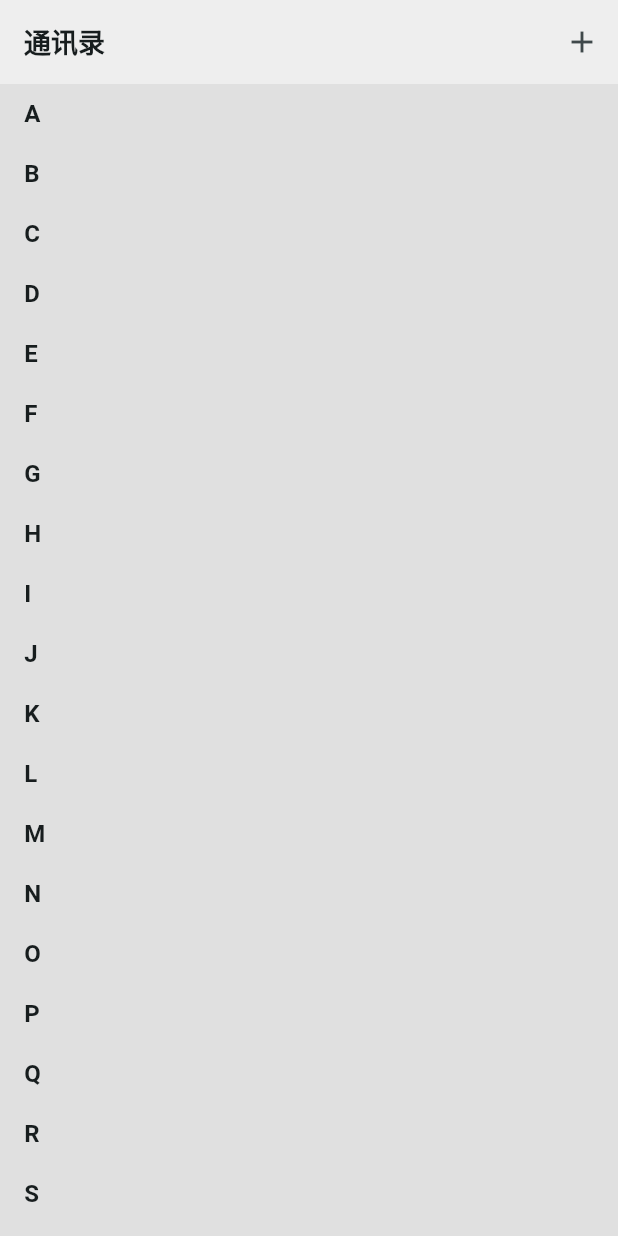
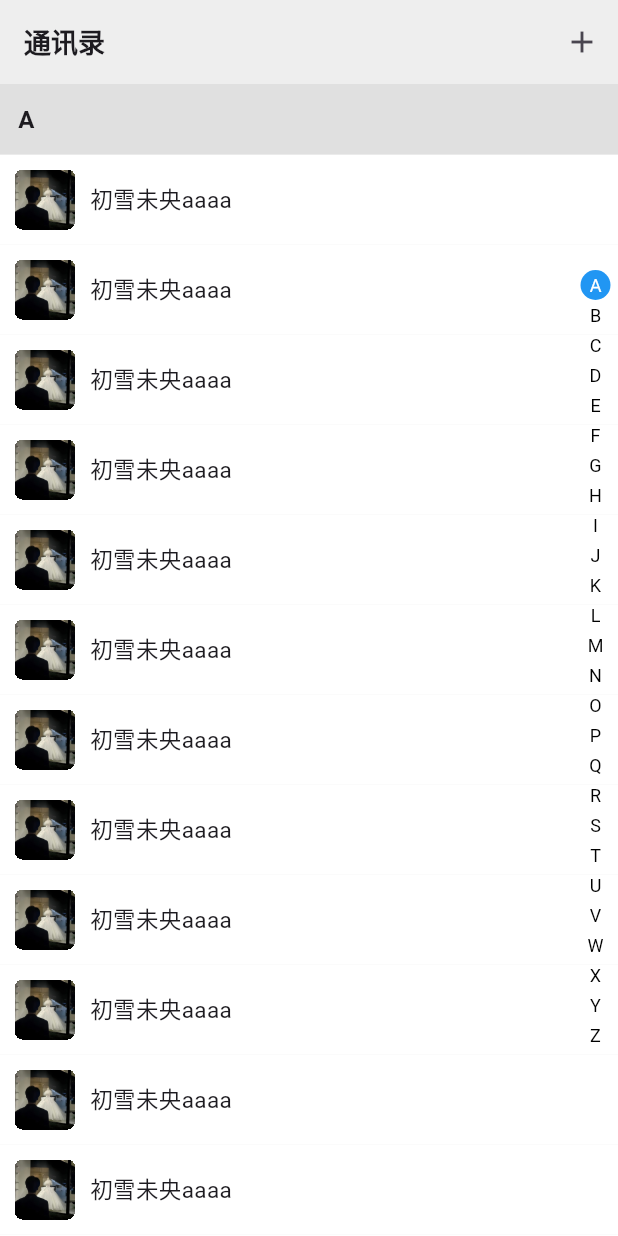
Before and after one commit to StanleyCocos/flutter_index_selector, a Flutter app: the screen it shows after launch, on a phone screen of 412 x 824 dp. Run offline on Flutter 3.47's test engine with Material 3 defaults, Android fonts, the light colour scheme and no system bars.

Commit message:
add example

```diff
--- a/example/lib/main.dart
+++ b/example/lib/main.dart
@@ -159,16 +159,7 @@
   const MyApp({super.key});
 
   @override
-  Widget build(BuildContext context) {
-    return MaterialApp(
-      title: 'Flutter Demo',
-      theme: ThemeData(
-        colorScheme: ColorScheme.fromSeed(seedColor: const Color(0xFFE5E5E5)),
-        useMaterial3: true,
-      ),
-      home: const MyHomePage(),
-    );
-  }
+  Widget build(context) => const MaterialApp(home: MyHomePage());
 }
 
 class MyHomePage extends StatefulWidget {
@@ -180,18 +171,21 @@
 
 class _MyHomePageState extends State<MyHomePage> {
   List<ItemModel> items = [];
-  ScrollController _scrollController = ScrollController();
+  final ScrollController _scrollController = ScrollController();
+  final Map<String, GlobalKey> _groupKeys = {};
+  final GlobalKey _scrollViewKey = GlobalKey();
 
   @override
   void initState() {
-    for (String index in letters) {
+    for (String group in letters) {
       List<String> temp = [];
-      for (int i = 3; i <= Random().nextInt(20); i++) {
+      for (int i =0; i <= 5 + Random().nextInt(15); i++) {
         temp.add(names.random);
       }
+      _groupKeys[group] = GlobalKey();
       items.add(
         ItemModel(
-          group: index,
+          group: group,
           names: temp,
         ),
       );
@@ -222,7 +216,7 @@
       body: Stack(
         children: [
           _list,
-          // _index,
+          _index,
         ],
       ),
     );
@@ -230,39 +224,27 @@
 
   Widget get _list {
     return CustomScrollView(
+      key: _scrollViewKey,
       controller: _scrollController,
       slivers: items.expand((section) {
         return [
-          SliverPersistentHeader(
-            pinned: false,
-            delegate: _SliverHeaderDelegate(section.group),
+          SliverToBoxAdapter(
+            child: Container(
+              key: _groupKeys[section.group],
+              padding: const EdgeInsets.all(12),
+              color: Colors.grey.shade300,
+              child: Text(
+                section.group,
+                style: const TextStyle(
+                  fontSize: 16,
+                  fontWeight: FontWeight.bold,
+                ),
+              ),
+            ),
           ),
           SliverList(
             delegate: SliverChildBuilderDelegate(
               (context, index) {
-                final name = section.names[index];
-                return _buildListItem(name);
-              },
-              childCount: section.names.length,
-            ),
-          ),
-        ];
-      }).toList(),
-    );
-  }
-
-  Widget _buildSectionHeader(String title) {
-    return Container(
-      padding: EdgeInsets.all(12),
-      color: Colors.grey.shade300,
-      child: Text(
-        title,
-        style: TextStyle(fontSize: 16, fontWeight: FontWeight.bold),
-      ),
-    );
-  }
-
-  Widget _buildListItem(String item) {
                 return Container(
                   height: 60,
                   width: double.infinity,
@@ -276,60 +258,58 @@
                           borderRadius: BorderRadius.all(Radius.circular(5)),
                         ),
                         clipBehavior: Clip.hardEdge,
-            child: Image.asset('images/${Random().nextInt(60) + 1}.pic.jpg'),
+                        child: Image.asset(
+                            'images/${Random().nextInt(60) + 1}.pic.jpg'),
                       ),
                       Text(
-            item,
+                        section.names[index],
                         style: const TextStyle(
-              fontSize: 18,
+                          fontSize: 15,
                         ),
                       ),
                     ],
                   ),
                 );
+              },
+              childCount: section.names.length,
+            ),
+          ),
+        ];
+      }).toList(),
+    );
   }
 
-  // Widget get _index {
-  //   return Positioned(
-  //     right: 0,
-  //     top: 0,
-  //     bottom: 0,
-  //     child: IndexSelector(
-  //       keys: letters,
-  //       onChanged: (v) {
-  //         // var index = items.indexWhere((element) => element.label == v);
-  //         // _scrollController.jumpTo(index * 60.0);
-  //       },
-  //     ),
-  //   );
-  // }
-}
-
-class _SliverHeaderDelegate extends SliverPersistentHeaderDelegate {
-  final String title;
-
-  _SliverHeaderDelegate(this.title);
-
-  @override
-  double get minExtent => 40;
-  @override
-  double get maxExtent => 40;
-
-  @override
-  Widget build(BuildContext context, double shrinkOffset, bool overlapsContent) {
-    return Container(
-      color: Colors.grey.shade300,
-      padding: const EdgeInsets.symmetric(horizontal: 16),
-      alignment: Alignment.centerLeft,
-      child: Text(
-        title,
-        style: const TextStyle(fontSize: 16, fontWeight: FontWeight.bold),
+  Widget get _index {
+    return Positioned(
+      right: 0,
+      top: 0,
+      bottom: 0,
+      child: IndexSelector(
+        keys: letters,
+        onChanged: scrollToGroup,
       ),
     );
   }
 
-  @override
-  bool shouldRebuild(_SliverHeaderDelegate oldDelegate) {
-    return title != oldDelegate.title;
+  void scrollToGroup(String group) {
+    final scrollViewBox = _scrollViewKey.currentContext?.findRenderObject();
+    if (scrollViewBox == null || scrollViewBox is! RenderBox) return;
+
+    final key = _groupKeys[group];
+    if (key == null) return;
+
+    final context = key.currentContext;
+    if (context == null) return;
+
+    final box = context.findRenderObject();
+    if (box is RenderBox) {
+      final offset = box.localToGlobal(Offset.zero, ancestor: scrollViewBox).dy;
+      final scrollOffset = _scrollController.offset + offset;
+      _scrollController.animateTo(
+        scrollOffset,
+        duration: const Duration(milliseconds: 300),
+        curve: Curves.easeInOut,
+      );
     }
   }
+}
```
Also changed, not shown: 1 other file. Lines whose indentation alone changed are shown as unchanged.
